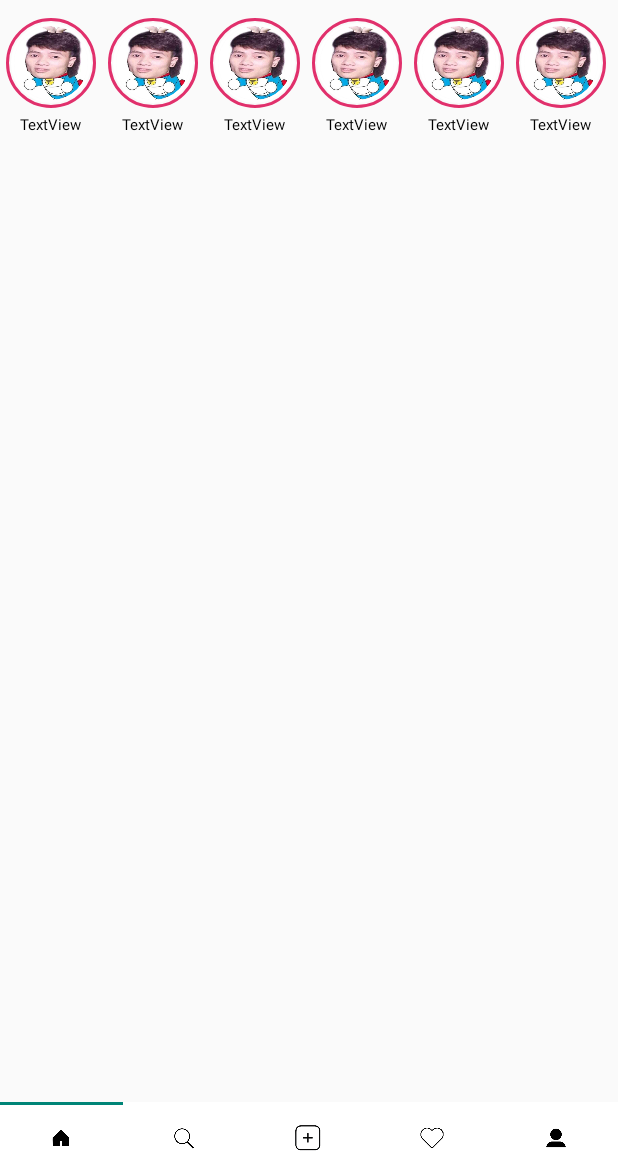
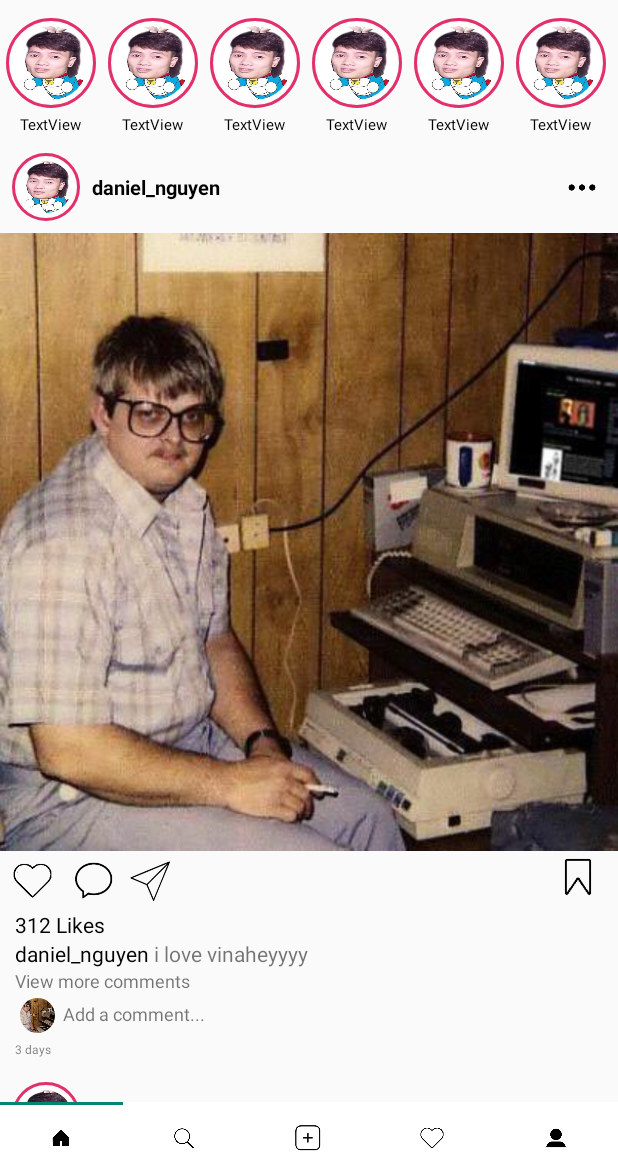
Before and after one commit to vietnguyenhoangw/InstagramClone, an Android app: the screen it shows after launch (MainActivity), on a phone screen of 412 x 824 dp, the part 62-1236 px from its top. Run offline under Robolectric (Android 15) with nearby library versions, the phone set to English and light mode, and no system bars; our stand-ins replace CircleImageView.

Commit message:
[WIP] - :construction: continue fixing fill data on post (NewFeed)

```diff
--- a/app/src/main/java/com/example/instagramclone/Adapter/GroupAdapter.java
+++ b/app/src/main/java/com/example/instagramclone/Adapter/GroupAdapter.java
@@ -9,8 +9,7 @@ import androidx.annotation.NonNull;
 import androidx.recyclerview.widget.LinearLayoutManager;
 import androidx.recyclerview.widget.RecyclerView;
 
-import com.example.instagramclone.Objects.NewFeeds;
-import com.example.instagramclone.Objects.Newfeed;
+import com.example.instagramclone.Objects.NewFeed;
 import com.example.instagramclone.R;
 
 import java.util.ArrayList;
@@ -19,10 +18,10 @@ public class GroupAdapter extends RecyclerView.Adapter<GroupAdapter.VH>{
 
     Context context;
     ArrayList<String> storyData;
-    ArrayList<Newfeed> postData;
+    ArrayList<NewFeed> postData;
     ArrayList<String> groupData;
 
-    public GroupAdapter(Context context, ArrayList<String> storyData, ArrayList<Newfeed> postData, ArrayList<String> groupData) {
+    public GroupAdapter(Context context, ArrayList<String> storyData, ArrayList<NewFeed> postData, ArrayList<String> groupData) {
         this.context = context;
         this.storyData = storyData;
         this.postData = postData;
--- a/app/src/main/java/com/example/instagramclone/Adapter/VerticalPostAdapter.java
+++ b/app/src/main/java/com/example/instagramclone/Adapter/VerticalPostAdapter.java
@@ -4,11 +4,12 @@ import android.content.Context;
 import android.view.LayoutInflater;
 import android.view.View;
 import android.view.ViewGroup;
+import android.widget.TextView;
 
 import androidx.annotation.NonNull;
 import androidx.recyclerview.widget.RecyclerView;
 
-import com.example.instagramclone.Objects.Newfeed;
+import com.example.instagramclone.Objects.NewFeed;
 import com.example.instagramclone.R;
 
 import java.util.ArrayList;
@@ -16,9 +17,9 @@ import java.util.ArrayList;
 public class VerticalPostAdapter extends RecyclerView.Adapter<VerticalPostAdapter.VH>{
 
     Context context;
-    ArrayList<Newfeed> data;
+    ArrayList<NewFeed> data;
 
-    public VerticalPostAdapter(Context context, ArrayList<Newfeed> data) {
+    public VerticalPostAdapter(Context context, ArrayList<NewFeed> data) {
         this.context = context;
         this.data = data;
     }
@@ -29,12 +30,18 @@ public class VerticalPostAdapter extends RecyclerView.Adapter<VerticalPostAdapte
         LayoutInflater layoutInflater = LayoutInflater.from(context);
         View converView = layoutInflater.inflate(R.layout.post_item, parent, false);
 
-        return new VerticalPostAdapter.VH(converView);
+        return new VH(converView);
     }
 
     @Override
     public void onBindViewHolder(@NonNull VH holder, int position) {
+        NewFeed newFeed = data.get(position);
 
+        holder.userName.setText(newFeed.getUserName());
+        holder.like.setText(newFeed.getLike() + " Likes");
+        holder.userPostName.setText(newFeed.getUserName());
+        holder.caption.setText(newFeed.getCaption());
+        holder.postTime.setText(newFeed.getPostTime());
     }
 
     @Override
@@ -44,9 +51,16 @@ public class VerticalPostAdapter extends RecyclerView.Adapter<VerticalPostAdapte
 
     class VH extends RecyclerView.ViewHolder{
 
+        TextView userName, like, userPostName, caption, postTime;
+
         public VH(@NonNull View itemView) {
             super(itemView);
 
+            userName = itemView.findViewById(R.id.post_txtUserName);
+            like = itemView.findViewById(R.id.post_txtLike);
+            userPostName = itemView.findViewById(R.id.post_txtName);
+            caption = itemView.findViewById(R.id.post_txtCaption);
+            postTime = itemView.findViewById(R.id.post_txtPostTime);
         }
     }
 }
--- a/app/src/main/java/com/example/instagramclone/Fragments/NewFeedFragment.java
+++ b/app/src/main/java/com/example/instagramclone/Fragments/NewFeedFragment.java
@@ -14,8 +14,8 @@ import android.view.ViewGroup;
 
 import com.example.instagramclone.Adapter.GroupAdapter;
 import com.example.instagramclone.NewfeedService;
+import com.example.instagramclone.Objects.NewFeed;
 import com.example.instagramclone.Objects.NewFeeds;
-import com.example.instagramclone.Objects.Newfeed;
 import com.example.instagramclone.R;
 import com.example.instagramclone.RetrofitInstace;
 
@@ -23,13 +23,12 @@ import java.util.ArrayList;
 
 import retrofit2.Call;
 import retrofit2.Callback;
-import retrofit2.Response;
 
 public class NewFeedFragment extends Fragment {
     RecyclerView recyclerView;
     GroupAdapter groupAdapter;
     ArrayList<String> storyData;
-    ArrayList<Newfeed> postData;
+    ArrayList<NewFeed> postData;
     ArrayList<String> groupData;
     LinearLayoutManager layoutManager;
 
@@ -70,15 +69,10 @@ public class NewFeedFragment extends Fragment {
 
         getNewFeedDataRetrofit();
 
-//        postData.add("a");
-//        postData.add("b");
-//        postData.add("c");
-//        postData.add("a");
-//        postData.add("b");
-//        postData.add("c");
-//        postData.add("a");
-//        postData.add("b");
-//        postData.add("c");
+        postData.add(new NewFeed("i love vinaheyyyy", "312", "3 days"
+                ,"daniel_nguyen"));
+        postData.add(new NewFeed("nothing ...", "9871", "3 weeks"
+                ,"cong_hug"));
 
         groupData.add("z");
         groupData.add("x");
@@ -107,8 +101,8 @@ public class NewFeedFragment extends Fragment {
         newFeedsCall.enqueue(new Callback<NewFeeds>() {
             @Override
             public void onResponse(Call<NewFeeds> call, retrofit2.Response<NewFeeds> response) {
-                postData.addAll(response.body().getNewfeeds());
-                groupAdapter.notifyDataSetChanged();
+//                postData.addAll(response.body().getNewfeeds());
+//                groupAdapter.notifyDataSetChanged();
             }
 
             @Override
--- a/app/src/main/res/layout/post_item.xml
+++ b/app/src/main/res/layout/post_item.xml
@@ -115,7 +115,7 @@
         app:layout_constraintTop_toBottomOf="@+id/post_txtLike" />
 
     <TextView
-        android:id="@+id/post_txtComment"
+        android:id="@+id/post_txtCaption"
         android:layout_width="wrap_content"
         android:layout_height="wrap_content"
         android:layout_marginStart="3dp"
```
Also changed, not shown: app/src/main/java/com/example/instagramclone/Objects/NewFeed.java (renamed from app/src/main/java/com/example/instagramclone/Objects/Newfeed.java, +31 -11 lines), app/src/main/java/com/example/instagramclone/Objects/NewFeeds.java (+5 -5 lines).
